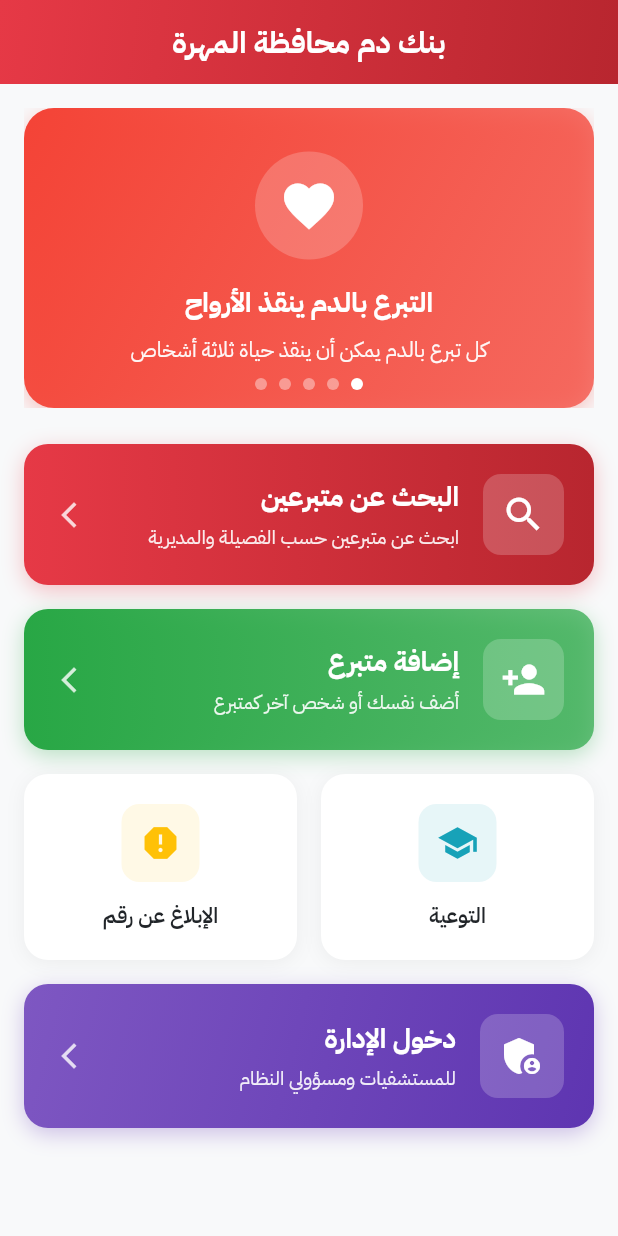
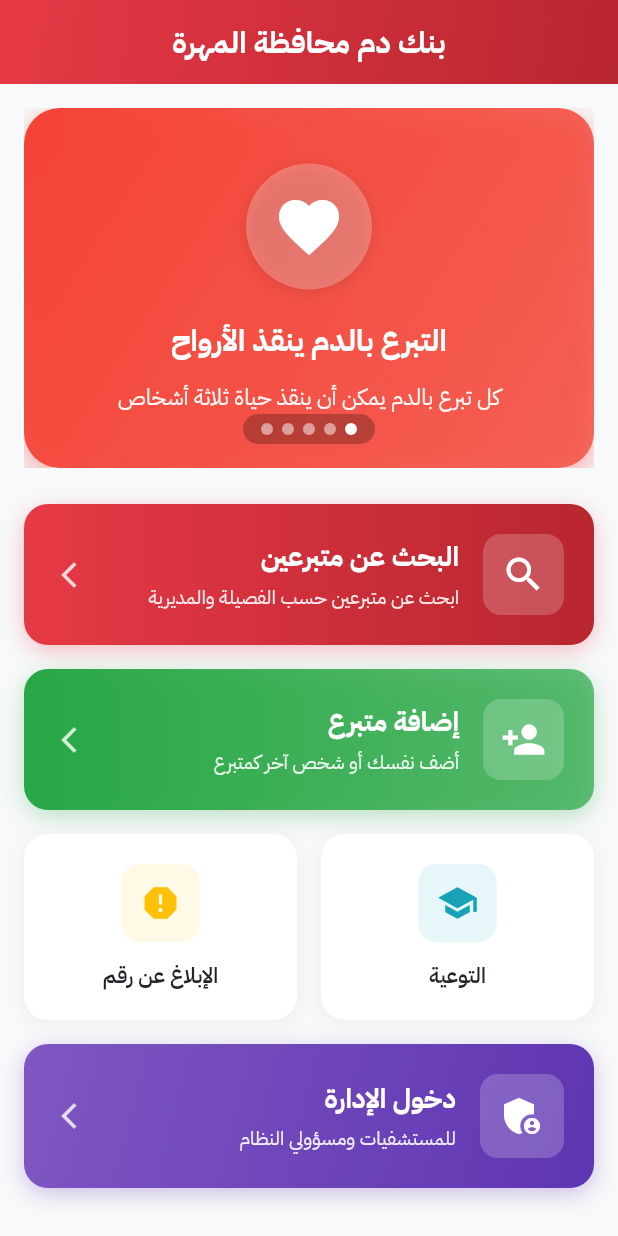
Before and after one commit to salehbagomri/mahrah_blood_bank_app, a Flutter app: the screen it shows after launch, on a phone screen of 412 x 824 dp. Run offline on Flutter 3.47's test engine with Material 3 defaults, Android fonts, the phone set to English and light mode, and no system bars; drawn by our look-alikes of carousel_slider, smooth_page_indicator; our stand-ins replace flutter_spinkit, supabase_flutter; accounts and stored records are empty.

Commit message:
تحسين: السلايدر بارتفاع اكبر وانيميشن احترافي

```diff
--- a/lib/screens/home/home_screen.dart
+++ b/lib/screens/home/home_screen.dart
@@ -209,17 +209,25 @@ class _HomeScreenState extends State<HomeScreen> {
             children: [
               // السلايدر
               CarouselSlider(
-                items: slides,
+                items: slides.map((slide) {
+                  return AnimatedContainer(
+                    duration: const Duration(milliseconds: 300),
+                    curve: Curves.easeOutCubic,
+                    child: slide,
+                  );
+                }).toList(),
                 carouselController: _carouselController,
                 options: CarouselOptions(
-                  height: 200,
+                  height: 240,
                   viewportFraction: 1.0,
                   enlargeCenterPage: false,
                   enableInfiniteScroll: true,
                   autoPlay: true,
-                  autoPlayInterval: const Duration(seconds: 5),
-                  autoPlayAnimationDuration: const Duration(milliseconds: 800),
-                  autoPlayCurve: Curves.easeInOut,
+                  autoPlayInterval: const Duration(seconds: 6),
+                  autoPlayAnimationDuration: const Duration(milliseconds: 1000),
+                  autoPlayCurve: Curves.fastOutSlowIn,
+                  scrollPhysics: const BouncingScrollPhysics(),
+                  pageSnapping: true,
                   onPageChanged: (index, reason) {
                     setState(() {
                       _currentSlideIndex = index;
@@ -229,22 +237,38 @@ class _HomeScreenState extends State<HomeScreen> {
               ),
               // النقاط كطبقة فوق الكارد
               Positioned(
-                bottom: 12,
+                bottom: 16,
                 left: 0,
                 right: 0,
                 child: Center(
+                  child: Container(
+                    padding: const EdgeInsets.symmetric(
+                      horizontal: 12,
+                      vertical: 6,
+                    ),
+                    decoration: BoxDecoration(
+                      color: Colors.black.withOpacity(0.25),
+                      borderRadius: BorderRadius.circular(20),
+                    ),
                     child: AnimatedSmoothIndicator(
                       activeIndex: _currentSlideIndex,
                       count: slides.length,
                       effect: WormEffect(
                         dotHeight: 8,
                         dotWidth: 8,
+                        spacing: 6,
                         activeDotColor: Colors.white,
-                      dotColor: Colors.white.withOpacity(0.4),
+                        dotColor: Colors.white.withOpacity(0.5),
+                        paintStyle: PaintingStyle.fill,
                       ),
                       onDotClicked: (index) {
-                      _carouselController.animateToPage(index);
+                        _carouselController.animateToPage(
+                          index,
+                          duration: const Duration(milliseconds: 500),
+                          curve: Curves.easeInOutCubic,
+                        );
                       },
+                    ),
                   ),
                 ),
               ),
@@ -357,55 +381,69 @@ class _AwarenessSlide extends StatelessWidget {
       height: double.infinity,
       decoration: BoxDecoration(
         gradient: LinearGradient(
-          colors: [color, color.withOpacity(0.7)],
+          colors: [color, color.withOpacity(0.75)],
           begin: Alignment.topLeft,
           end: Alignment.bottomRight,
         ),
-        borderRadius: BorderRadius.circular(20),
+        borderRadius: BorderRadius.circular(24),
         boxShadow: [
           BoxShadow(
-            color: color.withOpacity(0.3),
-            blurRadius: 12,
-            offset: const Offset(0, 4),
+            color: color.withOpacity(0.4),
+            blurRadius: 15,
+            offset: const Offset(0, 6),
+            spreadRadius: 1,
           ),
         ],
       ),
       child: Material(
         color: Colors.transparent,
+        borderRadius: BorderRadius.circular(24),
         child: Padding(
-          padding: const EdgeInsets.all(24),
+          padding: const EdgeInsets.symmetric(horizontal: 28, vertical: 32),
           child: Column(
             mainAxisAlignment: MainAxisAlignment.center,
             crossAxisAlignment: CrossAxisAlignment.center,
             children: [
+              // الأيقونة مع تأثير
               Container(
-                padding: const EdgeInsets.all(16),
+                padding: const EdgeInsets.all(18),
                 decoration: BoxDecoration(
-                  color: Colors.white.withOpacity(0.2),
+                  color: Colors.white.withOpacity(0.25),
                   shape: BoxShape.circle,
+                  boxShadow: [
+                    BoxShadow(
+                      color: Colors.black.withOpacity(0.1),
+                      blurRadius: 8,
+                      offset: const Offset(0, 2),
                     ),
-                child: Icon(icon, color: Colors.white, size: 40),
+                  ],
                 ),
-              const SizedBox(height: 16),
+                child: Icon(icon, color: Colors.white, size: 48),
+              ),
+              const SizedBox(height: 20),
+              // العنوان
               Text(
                 title,
                 style: const TextStyle(
                   color: Colors.white,
-                  fontSize: 18,
+                  fontSize: 20,
                   fontWeight: FontWeight.bold,
+                  letterSpacing: 0.5,
                 ),
                 textAlign: TextAlign.center,
               ),
-              const SizedBox(height: 8),
+              const SizedBox(height: 12),
+              // الوصف
               Flexible(
                 child: Text(
                   description,
                   style: TextStyle(
                     color: Colors.white.withOpacity(0.95),
-                    fontSize: 14,
+                    fontSize: 15,
+                    height: 1.4,
                   ),
                   textAlign: TextAlign.center,
-                  maxLines: 2,
+                  maxLines: 3,
                   overflow: TextOverflow.ellipsis,
                 ),
               ),
@@ -434,55 +472,69 @@ class _StatisticsSlide extends StatelessWidget {
           begin: Alignment.topLeft,
           end: Alignment.bottomRight,
         ),
-        borderRadius: BorderRadius.circular(20),
+        borderRadius: BorderRadius.circular(24),
         boxShadow: [
           BoxShadow(
-            color: AppColors.primary.withOpacity(0.3),
-            blurRadius: 12,
-            offset: const Offset(0, 4),
+            color: AppColors.primary.withOpacity(0.4),
+            blurRadius: 15,
+            offset: const Offset(0, 6),
+            spreadRadius: 1,
           ),
         ],
       ),
       child: Material(
         color: Colors.transparent,
+        borderRadius: BorderRadius.circular(24),
         child: Padding(
-          padding: const EdgeInsets.all(24),
+          padding: const EdgeInsets.symmetric(horizontal: 28, vertical: 32),
           child: Column(
             mainAxisAlignment: MainAxisAlignment.center,
             crossAxisAlignment: CrossAxisAlignment.center,
             children: [
+              // أيقونة الوسام
               Container(
-                padding: const EdgeInsets.all(16),
+                padding: const EdgeInsets.all(18),
                 decoration: BoxDecoration(
-                  color: Colors.white.withOpacity(0.2),
+                  color: Colors.white.withOpacity(0.25),
                   shape: BoxShape.circle,
+                  boxShadow: [
+                    BoxShadow(
+                      color: Colors.black.withOpacity(0.1),
+                      blurRadius: 8,
+                      offset: const Offset(0, 2),
+                    ),
+                  ],
                 ),
                 child: const Icon(
                   Icons.military_tech,
                   color: Colors.white,
-                  size: 40,
+                  size: 48,
                 ),
               ),
-              const SizedBox(height: 16),
+              const SizedBox(height: 20),
+              // العنوان الرئيسي
               const Text(
                 'أبطال المهرة',
                 style: TextStyle(
                   color: Colors.white,
-                  fontSize: 22,
+                  fontSize: 24,
                   fontWeight: FontWeight.bold,
+                  letterSpacing: 0.5,
                 ),
                 textAlign: TextAlign.center,
               ),
-              const SizedBox(height: 12),
+              const SizedBox(height: 16),
+              // الوصف مع العدد
               Flexible(
                 child: Text(
                   'هناك $totalDonors بطل تبرع بدمه لينقذ حياة',
                   style: TextStyle(
                     color: Colors.white.withOpacity(0.95),
-                    fontSize: 15,
+                    fontSize: 16,
+                    height: 1.4,
                   ),
                   textAlign: TextAlign.center,
-                  maxLines: 2,
+                  maxLines: 3,
                   overflow: TextOverflow.ellipsis,
                 ),
               ),
```
Lines whose indentation alone changed are shown as unchanged.
